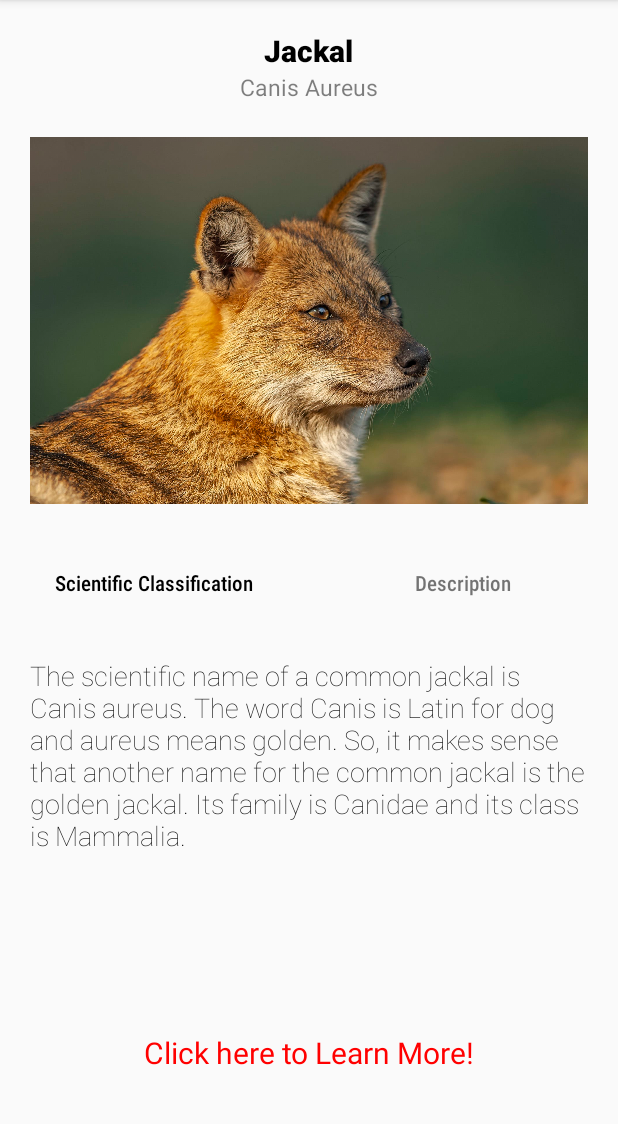
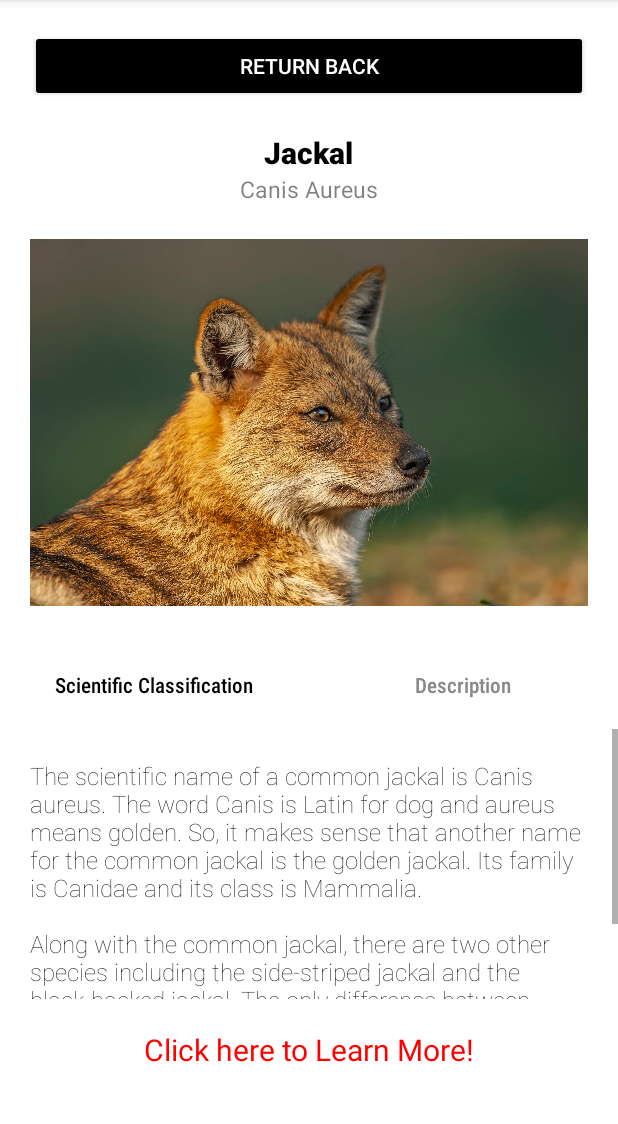
Before and after one commit to TheSchoolFriday/Practical2, an Android app: the Jackal screen opened directly, with no data from a screen before it, on a phone screen of 412 x 824 dp, the part 84-1208 px from its top. Run offline under Robolectric (Android 15) with nearby library versions, the phone set to English and light mode, and no system bars.

Commit message:
MORE MORE MORE THINGS

```diff
--- a/app/src/main/java/sg/edu/rp/c346/id20046797/practical2/Jackal.java
+++ b/app/src/main/java/sg/edu/rp/c346/id20046797/practical2/Jackal.java
@@ -1,14 +1,145 @@
 package sg.edu.rp.c346.id20046797.practical2;
 
+import androidx.annotation.NonNull;
 import androidx.appcompat.app.AppCompatActivity;
 
+import android.content.Intent;
+import android.graphics.Color;
+import android.net.Uri;
 import android.os.Bundle;
+import android.util.TypedValue;
+import android.view.ContextMenu;
+import android.view.MenuItem;
+import android.view.View;
+import android.widget.Button;
+import android.widget.TextView;
+import android.widget.Toast;
 
 public class Jackal extends AppCompatActivity {
+
+    private int currentFontSize = 16;
+
+    TextView tvScientific, tvDescription, tvDisplay, tvLearnMore;
+    Button btnReturnback;
 
     @Override
     protected void onCreate(Bundle savedInstanceState) {
         super.onCreate(savedInstanceState);
         setContentView(R.layout.activity_jackal);
+
+        // Text View Find By.
+        tvScientific = findViewById(R.id.textViewScientific2);
+        tvDescription = findViewById(R.id.textViewDescription2);
+        tvDisplay = findViewById(R.id.textViewDisplay2);
+        tvLearnMore = findViewById(R.id.textViewLearnMore2);
+
+        // Button Find By.
+        btnReturnback = findViewById(R.id.buttonReturn2);
+
+        registerForContextMenu(tvDisplay);
+
+        // On Create Formats.
+        tvDisplay.setText(String.format(
+                "The scientific name of a common jackal is Canis aureus. " +
+                "The word Canis is Latin for dog and aureus means golden. " +
+                "So, it makes sense that another name for the common jackal is the golden jackal. Its family is Canidae and its class is Mammalia.\n\n" +
+                "Along with the common jackal, there are two other species including the side-striped jackal and the black-backed jackal. " +
+                "The only difference between these three species is the color of their coat and the specific habitat they prefer to live in."
+        ));
+
+        tvScientific.setText(R.string.scientific_classification);
+
+        tvDescription.setTextColor(Color.GRAY);
+
+        // When they Click on Scientific
+        tvScientific.setOnClickListener(new View.OnClickListener() {
+            @Override
+            public void onClick(View v) {
+                tvScientific.setText(R.string.scientific_classification);
+                tvScientific.setTextColor(Color.BLACK);
+
+                tvDescription.setText(R.string.description);
+                tvDescription.setTextColor(Color.GRAY);
+
+                tvDisplay.setText(String.format(
+                        "The scientific name of a common jackal is Canis aureus. " +
+                        "The word Canis is Latin for dog and aureus means golden. " +
+                        "So, it makes sense that another name for the common jackal is the golden jackal. Its family is Canidae and its class is Mammalia.\n\n" +
+                        "Along with the common jackal, there are two other species including the side-striped jackal and the black-backed jackal. " +
+                        "The only difference between these three species is the color of their coat and the specific habitat they prefer to live in."
+                ));
+            }
+        });
+
+        // When they Click on Description
+        tvDescription.setOnClickListener(new View.OnClickListener() {
+            @Override
+            public void onClick(View v) {
+                tvDescription.setText(R.string.description);
+                tvDescription.setTextColor(Color.BLACK);
+
+                tvScientific.setText(R.string.scientific_classification);
+                tvScientific.setTextColor(Color.GRAY);
+
+                tvDisplay.setText(String.format(
+                        "Jackals are animals that make their home in different parts of Africa as well as in European countries " +
+                        "such as Greece, Romania, Italy, and Bulgaria along with others. " +
+                        "They are omnivores eating both plants and meat. " +
+                        "A male and female jackal are monogamous meaning they stay together throughout their lives and the pair raises their pups together. " +
+                        "These canines can live up to 12 years in the wild."
+                ));
+            }
+        });
+
+        // Learn More
+        tvLearnMore.setOnClickListener(new View.OnClickListener() {
+            @Override
+            public void onClick(View v) {
+                Intent intentURL = new Intent(Intent.ACTION_VIEW, Uri.parse("https://a-z-animals.com/animals/jackal/"));
+                startActivity(intentURL);
+            }
+        });
+
+        // The return button
+        btnReturnback.setOnClickListener(new View.OnClickListener() {
+            @Override
+            public void onClick(View v) {
+                Intent intent = new Intent(Jackal.this, MainActivity.class);
+                startActivity(intent);
+            }
+        });
+    }
+
+    // When the Text is being held.
+    @Override
+    public void onCreateContextMenu(ContextMenu menu, View v, ContextMenu.ContextMenuInfo menuInfo) {
+        super.onCreateContextMenu(menu, v, menuInfo);
+        menu.add(0, 0, 0, "Increase Font Size (" + currentFontSize + "sp)");
+        menu.add(0, 1, 1, "Decrease Font Size (" + currentFontSize + "sp)");
+    }
+
+    // Which Item is Selected and the Function.
+    @Override
+    public boolean onContextItemSelected(@NonNull MenuItem item) {
+
+        // Performs the Check and Changes font size if necessary.
+        if (currentFontSize > 24 && item.getItemId() == 0) {
+            Toast.makeText(this, "Font Size too Large.", Toast.LENGTH_SHORT).show();
+        } else if (currentFontSize < 10 && item.getItemId() == 1){
+            Toast.makeText(this, "Font Size too Small.", Toast.LENGTH_SHORT).show();
+        } else {
+            switch(item.getItemId()) {
+                case 0:
+                    currentFontSize+=2;
+                    break;
+                case 1:
+                    currentFontSize-=2;
+                    break;
+            }
+        }
+
+        // Change the Font SIZE.
+        tvDisplay.setTextSize(TypedValue.COMPLEX_UNIT_SP, currentFontSize);
+        return super.onContextItemSelected(item);
     }
 }
--- a/app/src/main/res/layout/activity_jackal.xml
+++ b/app/src/main/res/layout/activity_jackal.xml
@@ -4,7 +4,17 @@
     xmlns:app="http://schemas.android.com/apk/res-auto"
     android:layout_width="match_parent"
     android:layout_height="match_parent"
-    android:orientation="vertical">
+    android:orientation="vertical"
+    android:background="@color/white">
+
+    <Button
+        android:id="@+id/buttonReturn2"
+        android:layout_width="match_parent"
+        android:layout_height="wrap_content"
+        android:layout_margin="20sp"
+        android:text="@string/return_back"
+        android:textColor="@color/white"
+        app:backgroundTint="#000000" />
 
     <TextView
         android:layout_width="wrap_content"
@@ -13,7 +23,6 @@
         android:text="@string/jackal"
         android:textColor="@color/black"
         android:fontFamily="sans-serif-black"
-        android:layout_marginTop="20sp"
         android:textSize="20sp"/>
 
     <TextView
@@ -37,7 +46,7 @@
         android:orientation="horizontal">
 
         <TextView
-            android:id="@+id/textViewScientific"
+            android:id="@+id/textViewScientific2"
             android:layout_width="0sp"
             android:layout_height="wrap_content"
             android:layout_weight="1"
@@ -48,41 +57,50 @@
             android:text="@string/scientific_classification" />
 
         <TextView
-            android:id="@+id/textViewDescription"
+            android:id="@+id/textViewDescription2"
             android:layout_width="0sp"
             android:layout_height="wrap_content"
             android:layout_weight="1"
             android:fontFamily="sans-serif-condensed-medium"
             android:gravity="center"
             android:padding="20sp"
-            android:text="@string/description" />
+            android:text="@string/description"
+            android:textColor="#80000000" />
 
     </LinearLayout>
 
-    <LinearLayout
+    <ScrollView
         android:layout_width="match_parent"
-        android:layout_height="250sp"
-        android:orientation="vertical">
+        android:layout_height="180dp">
 
-        <TextView
-            android:id="@+id/textViewDisplay"
+        <LinearLayout
             android:layout_width="match_parent"
             android:layout_height="wrap_content"
-            android:padding="20sp"
-            android:textSize="18sp"
-            android:fontFamily="sans-serif-thin"
-            android:textColor="@color/black"
-            android:text="The scientific name of a common jackal is Canis aureus. The word Canis is Latin for dog and aureus means golden. So, it makes sense that another name for the common jackal is the golden jackal. Its family is Canidae and its class is Mammalia." />
-    </LinearLayout>
+            android:orientation="vertical">
+
+            <TextView
+                android:id="@+id/textViewDisplay2"
+                android:layout_width="match_parent"
+                android:layout_height="match_parent"
+                android:fontFamily="sans-serif-thin"
+                android:padding="20sp"
+                android:text="The scientific name of a common jackal is Canis aureus. The word Canis is Latin for dog and aureus means golden. So, it makes sense that another name for the common jackal is the golden jackal. Its family is Canidae and its class is Mammalia."
+                android:textColor="@color/black"
+                android:textSize="16sp" />
+
+        </LinearLayout>
+    </ScrollView>
 
     <TextView
-        android:id="@+id/textViewLearnMore"
+        android:id="@+id/textViewLearnMore2"
         android:layout_width="match_parent"
         android:layout_height="wrap_content"
+        android:background="#FFFFFF"
         android:gravity="center"
         android:padding="20sp"
-        android:text="Click here to Learn More!"
+        android:text="@string/click_here_to_learn_more"
         android:textColor="#FF0000"
-        android:textSize="20sp" />
+        android:textSize="20sp"
+        app:drawableTint="#000000" />
 
 </LinearLayout>
--- a/app/src/main/res/values/strings.xml
+++ b/app/src/main/res/values/strings.xml
@@ -4,4 +4,6 @@
     <string name="canis_aureus">Canis Aureus</string>
     <string name="scientific_classification">Scientific Classification</string>
     <string name="description">Description</string>
+    <string name="click_here_to_learn_more">Click here to Learn More!</string>
+    <string name="return_back">Return Back</string>
 </resources>
```
Also changed, not shown: app/src/main/java/sg/edu/rp/c346/id20046797/practical2/MainActivity.java (+19 -1 lines).
